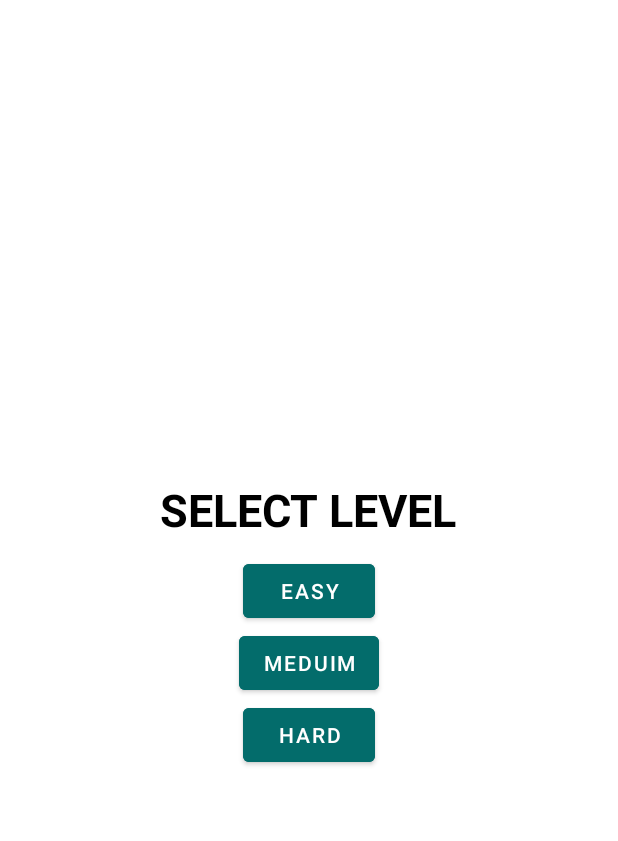
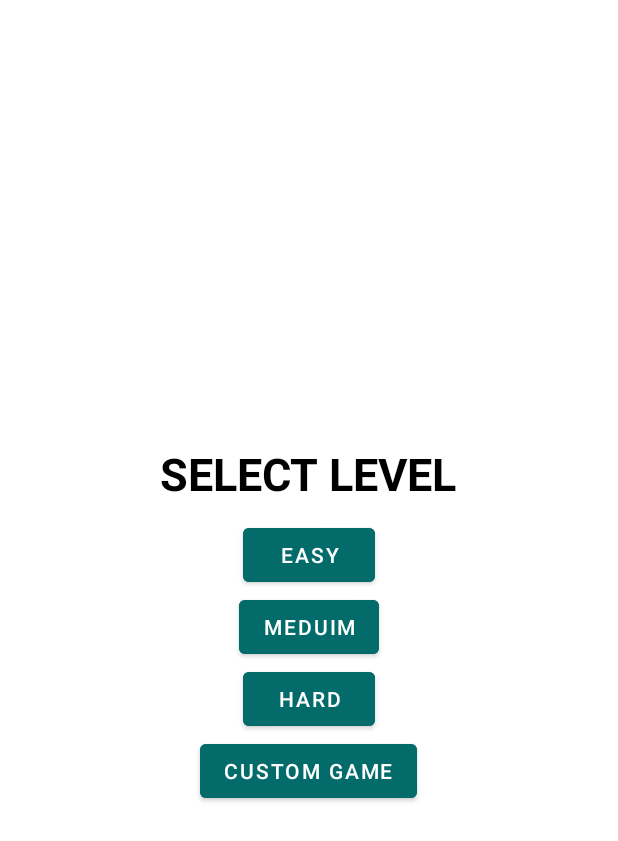
Before and after one commit to emzm17/Picture_Memory, an Android app: the screen it shows after launch (FrontPage), on a phone screen of 412 x 824 dp. Shown: the top 841 px of the screen. Run offline under Robolectric (Android 15) with nearby library versions, the phone set to English and light mode, and no system bars.

Commit message:
Minor Change

```diff
--- a/app/src/main/res/layout/activity_front_page.xml
+++ b/app/src/main/res/layout/activity_front_page.xml
@@ -42,6 +42,13 @@
         android:layout_height="wrap_content"
         android:text="Hard" />
 
+    <Button
+        android:backgroundTint="#036C6B"
+        android:layout_gravity="center"
+        android:id="@+id/button4"
+        android:layout_width="wrap_content"
+        android:layout_height="wrap_content"
+        android:text="Custom Game" />
 
 
 
```
